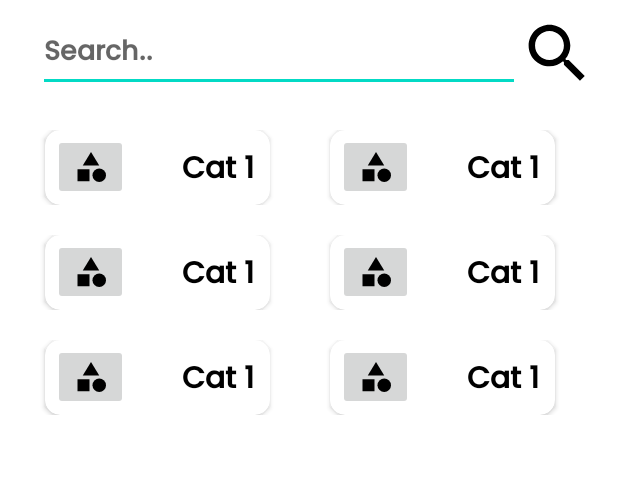
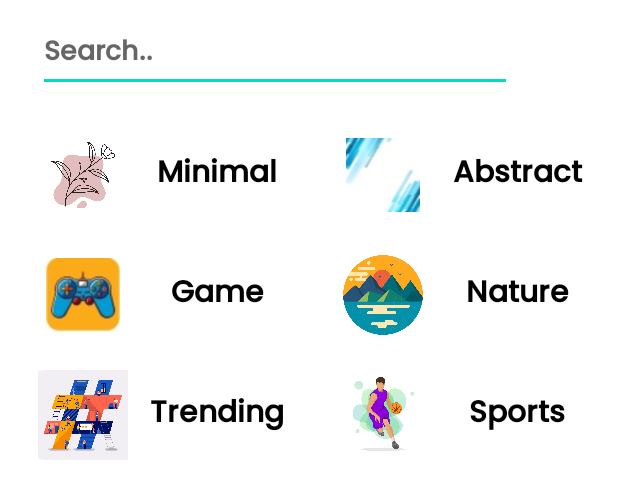
Before and after one commit to gauravkherde/Wallocity, an Android app: the layout fragment_home.xml on its own in the app's theme, with its tools: preview values and no code run, on a phone screen of 412 x 824 dp. Shown: the top 499 px of the screen. Run offline under Robolectric (Android 15) with nearby library versions, the phone set to English and light mode, and no system bars; network calls fail.

Commit message:
added categories and Search bar

```diff
--- a/app/src/main/AndroidManifest.xml
+++ b/app/src/main/AndroidManifest.xml
@@ -16,7 +16,7 @@
         android:theme="@style/Theme.Wallocity"
         tools:targetApi="31">
         <activity
-            android:name=".SetWallpaper"
+            android:name=".activities.SetWallpaper"
             android:exported="false">
             <meta-data
                 android:name="android.app.lib_name"
--- a/app/src/main/java/com/gaurav145/wallocity/activities/SplashScreen.kt
+++ b/app/src/main/java/com/gaurav145/wallocity/activities/SplashScreen.kt
@@ -12,6 +12,6 @@ class SplashScreen : AppCompatActivity() {
         setContentView(R.layout.activity_splash_screen)
         Handler().postDelayed(Runnable {
             startActivity(Intent(this, MainActivity::class.java))
-        },1000)
+        },100)
     }
 }
--- a/app/src/main/java/com/gaurav145/wallocity/adapter/WallpaperAdapter.kt
+++ b/app/src/main/java/com/gaurav145/wallocity/adapter/WallpaperAdapter.kt
@@ -7,12 +7,13 @@ import androidx.recyclerview.widget.RecyclerView
 import com.bumptech.glide.Glide
 import com.gaurav145.wallocity.databinding.ItemLayoutBinding
 import com.gaurav145.wallocity.models.Photo
+import com.gaurav145.wallocity.models.Src
 
 class WallpaperAdapter: RecyclerView.Adapter<WallpaperAdapter.WallpaperViewHolder>() {
 
      var  wallpaperList = ArrayList<Photo>()
     lateinit var  contextx: Context
-   // var onItemClick : ((Src) -> Unit?)? =null
+    var onItemClick : ((Src) -> Unit?)? =null
 
     fun setWallpapers(wallpapers: ArrayList<Photo>,context: Context){
         this.wallpaperList=wallpapers
@@ -28,9 +29,9 @@ class WallpaperAdapter: RecyclerView.Adapter<WallpaperAdapter.WallpaperViewHolde
     override fun onBindViewHolder(holder: WallpaperViewHolder, position: Int) {
         Glide.with(holder.itemView).load(wallpaperList[position].src.portrait).into(holder.binding.imgWallpaper)
 
-     /*   holder.itemView.setOnClickListener {
+        holder.itemView.setOnClickListener {
             onItemClick!!.invoke(wallpaperList[position].src)
-        }*/
+        }
 
     }
 
--- a/app/src/main/java/com/gaurav145/wallocity/fragment/HomeFragment.kt
+++ b/app/src/main/java/com/gaurav145/wallocity/fragment/HomeFragment.kt
@@ -1,5 +1,6 @@
 package com.gaurav145.wallocity.fragment
 
+import android.content.Intent
 import android.os.Bundle
 import android.util.Log
 import android.view.LayoutInflater
@@ -8,8 +9,11 @@ import android.view.ViewGroup
 import androidx.fragment.app.Fragment
 import androidx.lifecycle.Observer
 import androidx.recyclerview.widget.GridLayoutManager
+import androidx.recyclerview.widget.LinearLayoutManager
 import androidx.recyclerview.widget.RecyclerView
+import androidx.recyclerview.widget.RecyclerView.LayoutManager
 import com.gaurav145.wallocity.activities.MainActivity
+import com.gaurav145.wallocity.activities.SetWallpaper
 import com.gaurav145.wallocity.adapter.WallpaperAdapter
 import com.gaurav145.wallocity.databinding.FragmentHomeBinding
 import com.gaurav145.wallocity.models.Photo
@@ -36,8 +40,14 @@ class HomeFragment : Fragment() {
         viewModel =(activity as MainActivity).viewModel
         prepareWallpaperRecycleView()
         observerWallpaper()
+        onSearchButton()
+        onWallpaperClick()
+        return binding.root
 
-       /* binding.wallpaperRecycleView.addOnScrollListener(object : RecyclerView.OnScrollListener() {
+    }
+
+
+        /*        binding.wallpaperRecycleView.addOnScrollListener(object : RecyclerView.OnScrollListener() {
             override fun onScrollStateChanged(recyclerView: RecyclerView, newState: Int) {
                 super.onScrollStateChanged(recyclerView, newState)
                 val view = recyclerView.getChildAt(recyclerView.childCount - 1) as View
@@ -48,8 +58,111 @@ class HomeFragment : Fragment() {
                 }
             }
         })*/
-        return binding.root
 
+
+    private fun onSearchButton() {
+        binding.imgSearch.setOnClickListener {
+            var searchText:String= binding.tvSearch.text.toString()
+            viewModel.getWallpaper(searchText)
+            viewModel.wallpaperLiveData.observe(viewLifecycleOwner, Observer {
+                if (it.isSuccessful)
+                {
+                    val response =it.body()
+                    if (response!=null)
+                    {
+                        wallpaperAdapter.setWallpapers(response.photos as ArrayList<Photo>,requireContext())
+                    }
+                }
+            })
+        }
+    }
+
+    override fun onViewCreated(view: View, savedInstanceState: Bundle?) {
+        super.onViewCreated(view, savedInstanceState)
+
+        binding.catRow1Col1.setOnClickListener {
+            viewModel.getWallpaper("minimal")
+            viewModel.wallpaperLiveData.observe(viewLifecycleOwner, Observer {
+                if (it.isSuccessful)
+                {
+                    val response =it.body()
+                    if (response!=null)
+                    {
+                        wallpaperAdapter.setWallpapers(response.photos as ArrayList<Photo>,requireContext())
+                    }
+                }
+            })
+        }
+
+        binding.catRow1Col2.setOnClickListener {
+            viewModel.getWallpaper("abstract")
+            viewModel.wallpaperLiveData.observe(viewLifecycleOwner, Observer {
+                if (it.isSuccessful)
+                {
+                    val response =it.body()
+                    if (response!=null)
+                    {
+                        wallpaperAdapter.setWallpapers(response.photos as ArrayList<Photo>,requireContext())
+                    }
+                }
+            })
+        }
+
+        binding.catRow2Col1.setOnClickListener {
+            viewModel.getWallpaper("game")
+            viewModel.wallpaperLiveData.observe(viewLifecycleOwner, Observer {
+                if (it.isSuccessful)
+                {
+                    val response =it.body()
+                    if (response!=null)
+                    {
+                        wallpaperAdapter.setWallpapers(response.photos as ArrayList<Photo>,requireContext())
+                    }
+                }
+            })
+        }
+
+        binding.catRow2Col2.setOnClickListener {
+            viewModel.getWallpaper("nature")
+            viewModel.wallpaperLiveData.observe(viewLifecycleOwner, Observer {
+                if (it.isSuccessful)
+                {
+                    val response =it.body()
+                    if (response!=null)
+                    {
+                        wallpaperAdapter.setWallpapers(response.photos as ArrayList<Photo>,requireContext())
+                    }
+                }
+            })
+        }
+
+        binding.catRow3Col1.setOnClickListener {
+            viewModel.getWallpaper("trending")
+            viewModel.wallpaperLiveData.observe(viewLifecycleOwner, Observer {
+                if (it.isSuccessful)
+                {
+                    val response =it.body()
+                    if (response!=null)
+                    {
+                        wallpaperAdapter.setWallpapers(response.photos as ArrayList<Photo>,requireContext())
+                    }
+                }
+            })
+        }
+
+        binding.catRow3Col2.setOnClickListener {
+            viewModel.getWallpaper("sport")
+            viewModel.wallpaperLiveData.observe(viewLifecycleOwner, Observer {
+                if (it.isSuccessful)
+                {
+                    val response =it.body()
+                    if (response!=null)
+                    {
+                        wallpaperAdapter.setWallpapers(response.photos as ArrayList<Photo>,requireContext())
+                    }
+                }
+            })
+        }
     }
 
     private fun prepareWallpaperRecycleView() {
@@ -71,14 +184,14 @@ class HomeFragment : Fragment() {
             }
         })
     }
-  /*  private fun onWallpaperClick() {
+   private fun onWallpaperClick() {
         wallpaperAdapter.onItemClick={
-            val intent= Intent(activity,SetWallpaper::class.java)
+            val intent= Intent(activity, SetWallpaper::class.java)
             intent.putExtra(WALL_SRC,it.portrait)
             startActivity(intent)
         }
     }
-    private fun observerWallpaper() {
+   /* private fun observerWallpaper() {
         viewModel.observeWallpaperLiveData().observe(viewLifecycleOwner, Observer
         { wallpapers->
             wallpaperAdapter.setWallpapers(wallpapers as ArrayList<WallpaperList>)
--- a/app/src/main/res/layout/activity_set_wallpaper.xml
+++ b/app/src/main/res/layout/activity_set_wallpaper.xml
@@ -13,6 +13,7 @@
         app:layout_constraintBottom_toBottomOf="parent"
         app:layout_constraintStart_toStartOf="parent"
         app:layout_constraintEnd_toEndOf="parent"
+        android:scaleType="centerCrop"
         android:id="@+id/img_setWallpaper"/>
 
     <Button
--- a/app/src/main/res/layout/fragment_home.xml
+++ b/app/src/main/res/layout/fragment_home.xml
@@ -35,12 +35,14 @@
                     android:layout_weight="3"
                     android:fontFamily="@font/myfont"
                     android:hint="Search.."
-                    android:textColor="@color/wallpaper_Primary"
+                    android:textColor="@color/white"
                     android:textStyle="bold" />
 
                 <ImageView
                     android:id="@+id/img_search"
                     android:layout_width="50dp"
+                    android:layout_marginStart="5dp"
+                    app:tint="@color/white"
                     android:layout_height="match_parent"
                     android:scaleType="centerCrop"
                     android:src="@drawable/search" />
@@ -62,56 +64,61 @@
                 app:layout_constraintTop_toBottomOf="@id/search_linear_layout">
 
                 <androidx.cardview.widget.CardView
-                    android:layout_width="150dp"
-                    android:layout_height="50dp"
-                    android:layout_marginStart="20dp"
-                    android:layout_marginEnd="20dp"
+                    android:id="@+id/cat_row_1_col_1"
+                    android:layout_width="190dp"
+                    android:layout_height="60dp"
+                    android:layout_marginStart="10dp"
+                    android:layout_marginEnd="10dp"
+                    android:backgroundTint="@color/white"
                     app:cardCornerRadius="10dp">
 
-                    <ImageButton
-                        android:layout_width="50dp"
-                        android:layout_height="wrap_content"
+                    <ImageView
+                        android:layout_width="60dp"
+                        android:layout_height="60dp"
                         android:layout_gravity="center_vertical"
                         android:layout_marginLeft="5dp"
-                        android:paddingTop="10dp"
-                        android:src="@drawable/category" />
+                        android:padding="8dp"
+                        android:scaleType="fitCenter"
+                        android:src="@drawable/minimal" />
 
                     <TextView
                         android:layout_width="match_parent"
-                        android:layout_height="wrap_content"
+                        android:layout_height="match_parent"
+                        android:layout_marginStart="60dp"
                         android:fontFamily="@font/myfont"
-                        android:gravity="end"
-                        android:paddingTop="10dp"
-                        android:paddingEnd="10dp"
-                        android:text="Cat 1"
+                        android:gravity="center|center_horizontal"
+                        android:text="Minimal"
                         android:textColor="@color/black"
                         android:textSize="20dp"
                         android:textStyle="bold" />
                 </androidx.cardview.widget.CardView>
 
                 <androidx.cardview.widget.CardView
-                    android:layout_width="150dp"
-                    android:layout_height="50dp"
-                    android:layout_marginStart="20dp"
-                    android:layout_marginEnd="20dp"
+                    android:id="@+id/cat_row_1_col_2"
+                    android:layout_width="190dp"
+                    android:layout_height="60dp"
+
+                    android:layout_marginEnd="10dp"
+                    android:backgroundTint="@color/white"
                     app:cardCornerRadius="10dp">
 
-                    <ImageButton
-                        android:layout_width="50dp"
-                        android:layout_height="wrap_content"
-                        android:layout_gravity="center_vertical"
+                    <ImageView
+                        android:layout_width="60dp"
+                        android:layout_height="60dp"
+                        android:layout_gravity="fill"
                         android:layout_marginLeft="5dp"
-                        android:paddingTop="10dp"
-                        android:src="@drawable/category" />
+                        android:foregroundGravity="fill"
+                        android:padding="5dp"
+                        android:scaleType="fitXY"
+                        android:src="@drawable/aabstract" />
 
                     <TextView
                         android:layout_width="match_parent"
-                        android:layout_height="wrap_content"
+                        android:layout_height="match_parent"
+                        android:layout_marginStart="60dp"
                         android:fontFamily="@font/myfont"
-                        android:gravity="end"
-                        android:paddingTop="10dp"
-                        android:paddingEnd="10dp"
-                        android:text="Cat 1"
+                        android:gravity="center|center_horizontal"
+                        android:text="Abstract"
                         android:textColor="@color/black"
                         android:textSize="20dp"
                         android:textStyle="bold" />
@@ -133,56 +140,57 @@
                 app:layout_constraintTop_toBottomOf="@id/row_1_linear">
 
                 <androidx.cardview.widget.CardView
-                    android:layout_width="150dp"
-                    android:layout_height="50dp"
-                    android:layout_marginStart="20dp"
-                    android:layout_marginEnd="20dp"
+                    android:id="@+id/cat_row_2_col_1"
+                    android:layout_width="190dp"
+                    android:layout_height="60dp"
+                    android:layout_marginStart="10dp"
+                    android:layout_marginEnd="10dp"
+
+                    android:backgroundTint="@color/white"
                     app:cardCornerRadius="10dp">
 
-                    <ImageButton
-                        android:layout_width="50dp"
-                        android:layout_height="wrap_content"
+                    <ImageView
+                        android:layout_width="60dp"
+                        android:layout_height="60dp"
                         android:layout_gravity="center_vertical"
                         android:layout_marginLeft="5dp"
-                        android:paddingTop="10dp"
-                        android:src="@drawable/category" />
+                        android:padding="5dp"
+                        android:src="@drawable/game" />
 
                     <TextView
                         android:layout_width="match_parent"
-                        android:layout_height="wrap_content"
+                        android:layout_height="match_parent"
+                        android:layout_marginStart="60dp"
                         android:fontFamily="@font/myfont"
-                        android:gravity="end"
-                        android:paddingTop="10dp"
-                        android:paddingEnd="10dp"
-                        android:text="Cat 1"
+                        android:gravity="center|center_horizontal"
+                        android:text="Game"
                         android:textColor="@color/black"
                         android:textSize="20dp"
                         android:textStyle="bold" />
                 </androidx.cardview.widget.CardView>
 
                 <androidx.cardview.widget.CardView
-                    android:layout_width="150dp"
-                    android:layout_height="50dp"
-                    android:layout_marginStart="20dp"
-                    android:layout_marginEnd="20dp"
+                    android:id="@+id/cat_row_2_col_2"
+                    android:layout_width="190dp"
+                    android:layout_height="60dp"
+                    android:layout_marginEnd="10dp"
+                    android:backgroundTint="@color/white"
                     app:cardCornerRadius="10dp">
 
-                    <ImageButton
-                        android:layout_width="50dp"
-                        android:layout_height="wrap_content"
+                    <ImageView
+                        android:layout_width="60dp"
+                        android:layout_height="60dp"
                         android:layout_gravity="center_vertical"
                         android:layout_marginLeft="5dp"
-                        android:paddingTop="10dp"
-                        android:src="@drawable/category" />
+                        android:src="@drawable/nature" />
 
                     <TextView
                         android:layout_width="match_parent"
-                        android:layout_height="wrap_content"
+                        android:layout_height="match_parent"
+                        android:layout_marginStart="60dp"
                         android:fontFamily="@font/myfont"
-                        android:gravity="end"
-                        android:paddingTop="10dp"
-                        android:paddingEnd="10dp"
-                        android:text="Cat 1"
+                        android:gravity="center|center_horizontal"
+                        android:text="Nature"
                         android:textColor="@color/black"
                         android:textSize="20dp"
                         android:textStyle="bold" />
@@ -205,56 +213,56 @@
                 app:layout_constraintTop_toBottomOf="@id/row_2_linear">
 
                 <androidx.cardview.widget.CardView
-                    android:layout_width="150dp"
-                    android:layout_height="50dp"
-                    android:layout_marginStart="20dp"
-                    android:layout_marginEnd="20dp"
+                    android:id="@+id/cat_row_3_col_1"
+                    android:layout_width="190dp"
+                    android:layout_height="60dp"
+                    android:layout_marginStart="10dp"
+                    android:layout_marginEnd="10dp"
+                    android:backgroundTint="@color/white"
                     app:cardCornerRadius="10dp">
 
-                    <ImageButton
-                        android:layout_width="50dp"
-                        android:layout_height="wrap_content"
+                    <ImageView
+                        android:layout_width="60dp"
+                        android:layout_height="60dp"
                         android:layout_gravity="center_vertical"
                         android:layout_marginLeft="5dp"
-                        android:paddingTop="10dp"
-                        android:src="@drawable/category" />
+                        android:src="@drawable/trending" />
 
                     <TextView
                         android:layout_width="match_parent"
-                        android:layout_height="wrap_content"
+                        android:layout_height="match_parent"
+                        android:layout_marginStart="60dp"
+                        android:backgroundTint="@color/white"
                         android:fontFamily="@font/myfont"
-                        android:gravity="end"
-                        android:paddingTop="10dp"
-                        android:paddingEnd="10dp"
-                        android:text="Cat 1"
+                        android:gravity="center|center_horizontal"
+                        android:text="Trending"
                         android:textColor="@color/black"
                         android:textSize="20dp"
                         android:textStyle="bold" />
                 </androidx.cardview.widget.CardView>
 
                 <androidx.cardview.widget.CardView
-                    android:layout_width="150dp"
-                    android:layout_height="50dp"
-                    android:layout_marginStart="20dp"
-                    android:layout_marginEnd="20dp"
+                    android:id="@+id/cat_row_3_col_2"
+                    android:layout_width="190dp"
+                    android:layout_height="60dp"
+                    android:layout_marginEnd="10dp"
+                    android:backgroundTint="@color/white"
                     app:cardCornerRadius="10dp">
 
-                    <ImageButton
-                        android:layout_width="50dp"
-                        android:layout_height="wrap_content"
+                    <ImageView
+                        android:layout_width="60dp"
+                        android:layout_height="60dp"
                         android:layout_gravity="center_vertical"
                         android:layout_marginLeft="5dp"
-                        android:paddingTop="10dp"
-                        android:src="@drawable/category" />
+                        android:src="@drawable/sport" />
 
                     <TextView
                         android:layout_width="match_parent"
-                        android:layout_height="wrap_content"
+                        android:layout_height="match_parent"
+                        android:layout_marginStart="60dp"
                         android:fontFamily="@font/myfont"
-                        android:gravity="end"
-                        android:paddingTop="10dp"
-                        android:paddingEnd="10dp"
-                        android:text="Cat 1"
+                        android:gravity="center|center_horizontal"
+                        android:text="Sports"
                         android:textColor="@color/black"
                         android:textSize="20dp"
                         android:textStyle="bold" />
@@ -263,15 +271,15 @@
             </LinearLayout>
 
             <androidx.recyclerview.widget.RecyclerView
+                android:id="@+id/wallpaper_recycle_view"
                 android:layout_width="match_parent"
                 android:layout_height="wrap_content"
-                android:id="@+id/wallpaper_recycle_view"
-                app:layout_constraintTop_toBottomOf="@id/row_3_linear"
+                android:layout_marginStart="10dp"
                 android:layout_marginTop="20dp"
+                android:layout_marginEnd="10dp"
+                app:layout_constraintEnd_toEndOf="parent"
                 app:layout_constraintStart_toStartOf="parent"
-                app:layout_constraintEnd_toEndOf="parent"
-                android:layout_marginStart="10dp"
-                android:layout_marginEnd="10dp"/>
+                app:layout_constraintTop_toBottomOf="@id/row_3_linear" />
         </androidx.constraintlayout.widget.ConstraintLayout>
 
     </androidx.core.widget.NestedScrollView>
```
Also changed, not shown: app/src/main/res/drawable/aabstract.jpg (added), app/src/main/res/drawable/abstracts.jpg (added), app/src/main/res/drawable/game.jpg (added), app/src/main/res/drawable/minimal.jpg (added), app/src/main/res/drawable/nature.jpg (added), app/src/main/res/drawable/sport.jpg (added), app/src/main/res/drawable/trending.jpg (added), app/src/main/res/font/font.otf (added).
